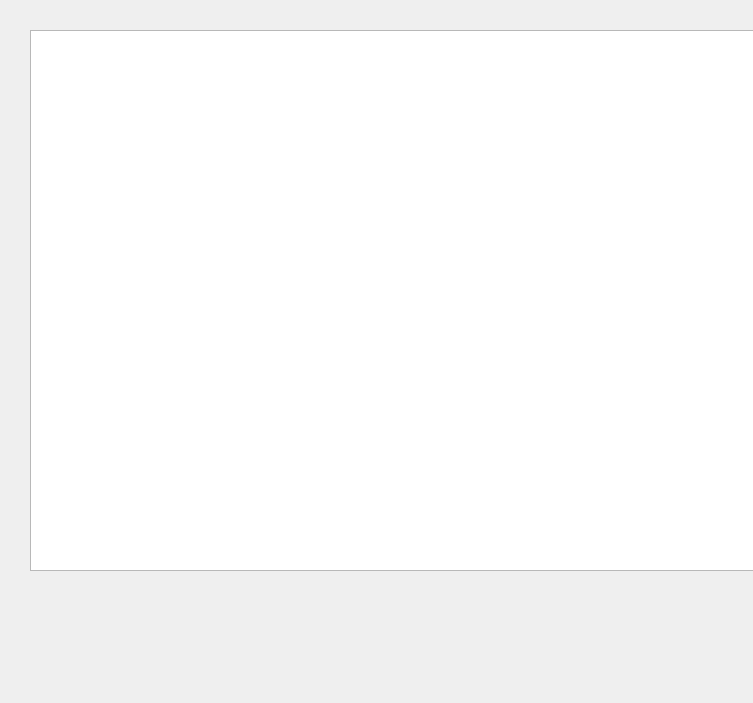
The window that nei_onepage.ui (crazytyt/neitianfa) describes before a commit, drawn with Qt 5.
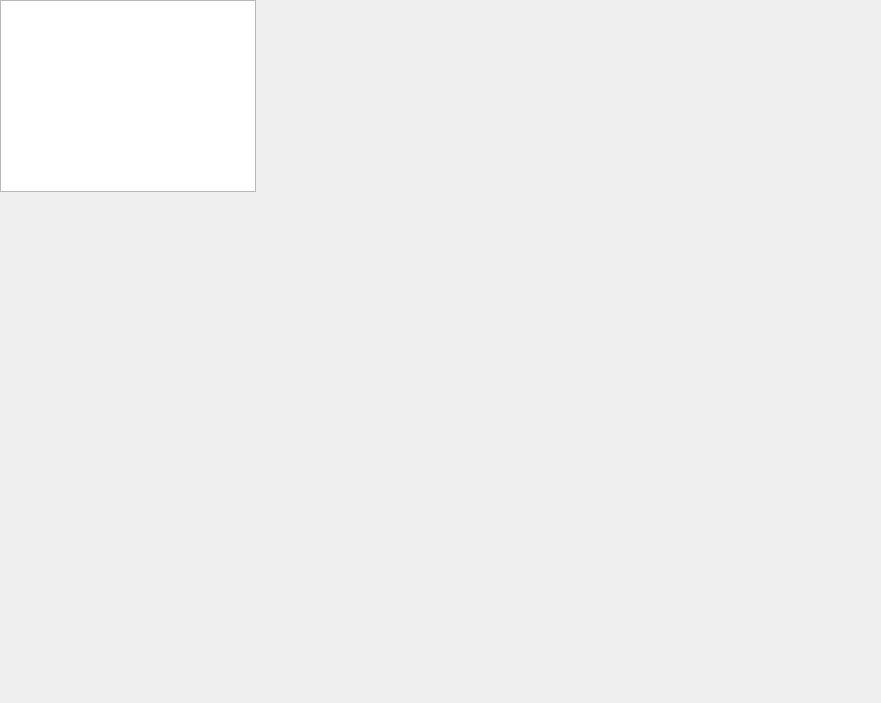
The same window after the commit.

```diff
--- a/nei_onepage.ui
+++ b/nei_onepage.ui
@@ -6,7 +6,7 @@
    <rect>
     <x>0</x>
     <y>0</y>
-    <width>753</width>
+    <width>881</width>
     <height>703</height>
    </rect>
   </property>
@@ -14,14 +14,6 @@
    <string>Form</string>
   </property>
   <widget class="QTableView" name="tableView">
-   <property name="geometry">
-    <rect>
-     <x>30</x>
-     <y>30</y>
-     <width>801</width>
-     <height>541</height>
-    </rect>
-   </property>
    <property name="frameShape">
     <enum>QFrame::StyledPanel</enum>
    </property>
```
